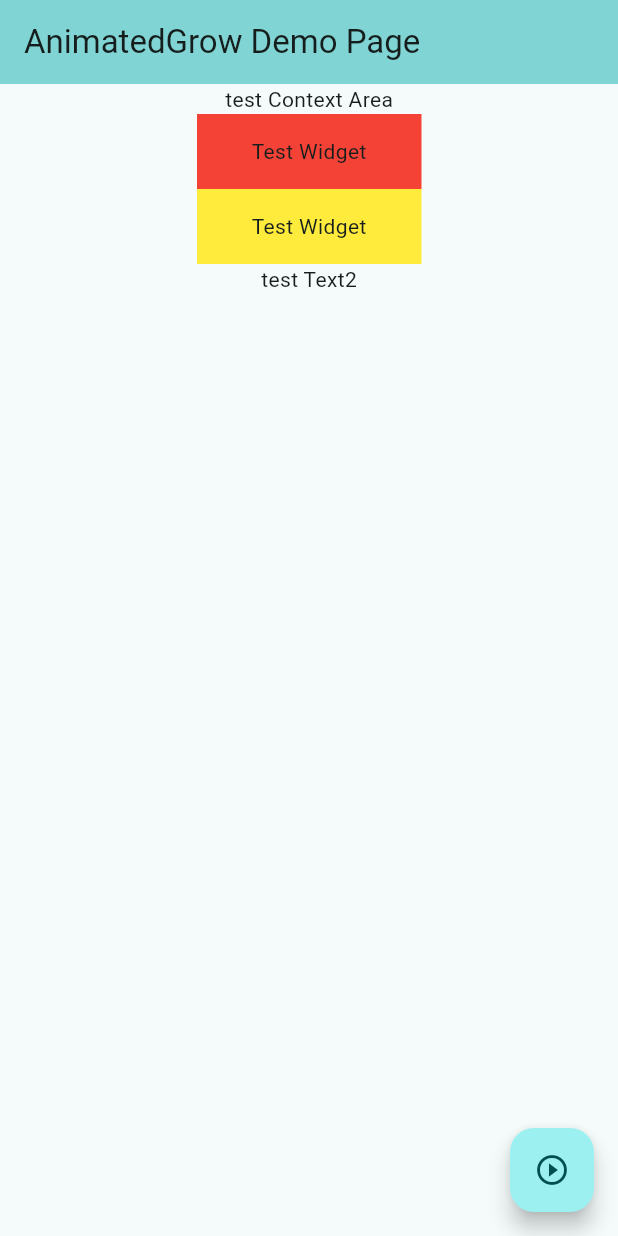
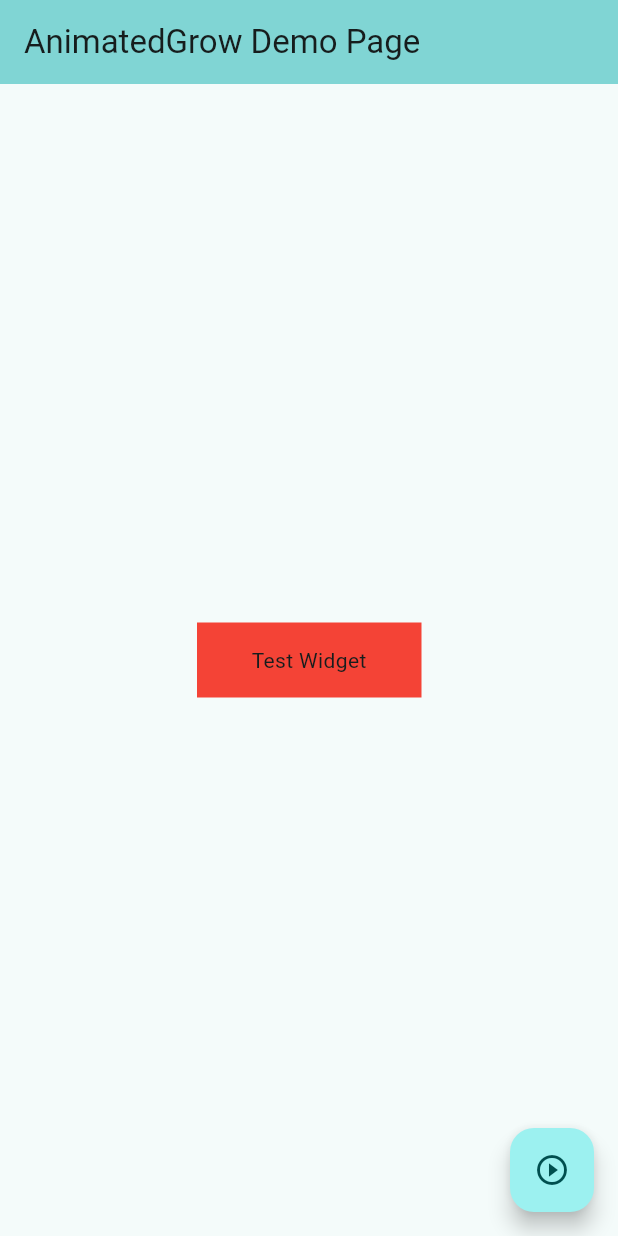
Before and after one commit to hamhoney/animated_grow, a Flutter app: the screen it shows after launch, on a phone screen of 412 x 824 dp. Run offline on Flutter 3.47's test engine with Material 3 defaults, Android fonts, the phone set to English and light mode, and no system bars.

```diff
--- a/example/lib/main.dart
+++ b/example/lib/main.dart
@@ -46,26 +46,9 @@ class _MyHomePageState extends State<MyHomePage> {
       ),
       body: SafeArea(
         child: Center(
-          child: Column(
-            children: [
-              Text('test Context Area'),
-              GrowIn(
-                controller: (gc) => controller = gc,
-                direction: GrowDirection.bottomToTop,
-                delay: Duration(seconds:3),
-                collapsed: false,
-                duration: const Duration(seconds: 1),
-                reverseDuration: const Duration(milliseconds: 250),
-                from: -20,
-                child: ColorBox(color: Colors.red),
-              ),
-              GrowIn(
-                direction: GrowDirection.leftToRight,
-                collapsed: false,
-                child: ColorBox(color: Colors.yellow),
-              ),
-              Text('test Text2')
-            ],
+          child: GrowIn(
+            direction: GrowDirection.leftToRight,
+            child: ColorBox(color: Colors.red),
           ),
         ),
       ),
--- a/lib/src/animated_grow_controller.dart
+++ b/lib/src/animated_grow_controller.dart
@@ -13,6 +13,7 @@ import 'animated_grow_base.dart';
 class GrowIn extends AnimatedGrowBase {
   const GrowIn({
     super.key,
+    super.onEnd,
     super.controller,
     required super.direction,
     super.autoStart,
@@ -30,6 +31,7 @@ class GrowIn extends AnimatedGrowBase {
 class GrowOut extends AnimatedGrowBase {
   const GrowOut({
     super.key,
+    super.onEnd,
     super.controller,
     required super.direction,
     super.autoStart,
--- a/lib/src/animated_grow_data.dart
+++ b/lib/src/animated_grow_data.dart
@@ -4,6 +4,7 @@ import 'animated_grow_direction.dart';
 
 class AnimatedGrowData {
   AnimatedGrowData({
+    required this.onEnd,
     required this.controller,
     required this.isGrowIn,
     required this.isAutoStart,
@@ -29,6 +30,7 @@ class AnimatedGrowData {
 
   double from;
 
+  void Function()? onEnd;
   final Function(AnimationController gc)? controller;
   Curve curve;
   Duration duration;
```
Also changed, not shown: lib/src/animated_grow_base.dart (+8 -1 lines), lib/src/animated_grow_implement.dart (+10 -2 lines).
